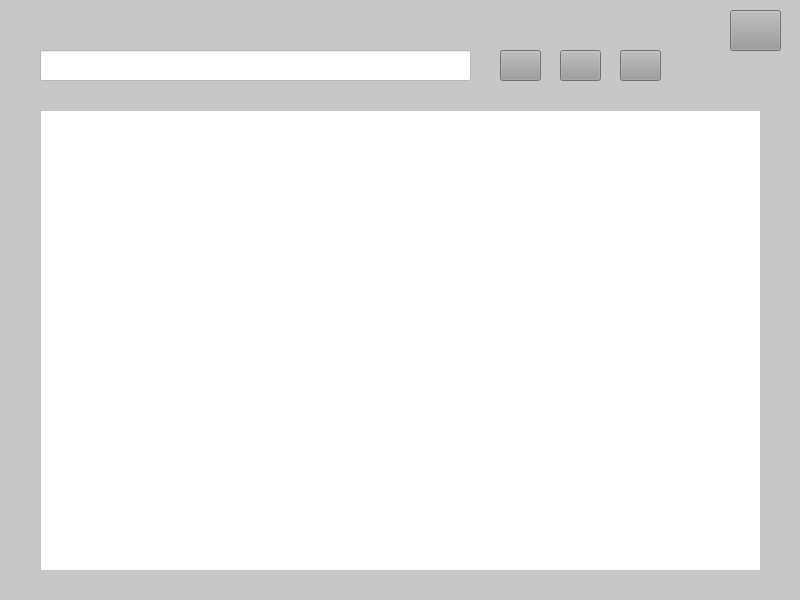
VictorHCH/Taller-Mecanico, file TallerMecanico/ventanas/Inventario.ui: the form before one commit.
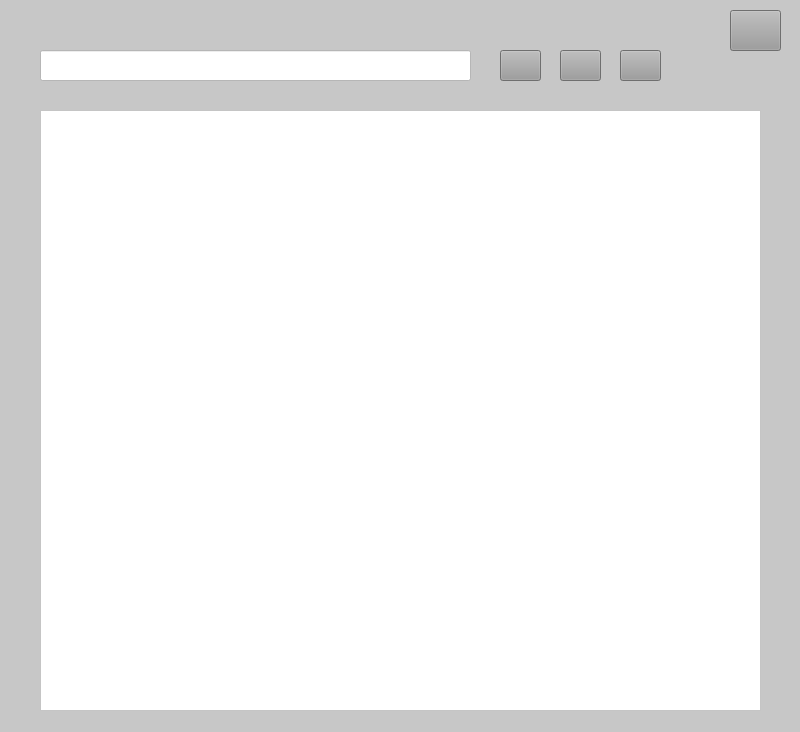
The form after the commit. Icons and pictures are not drawn.

The edit to the form file:
```diff
--- a/TallerMecanico/ventanas/Inventario.ui
+++ b/TallerMecanico/ventanas/Inventario.ui
@@ -7,7 +7,7 @@
     <x>0</x>
     <y>0</y>
     <width>800</width>
-    <height>600</height>
+    <height>732</height>
    </rect>
   </property>
   <property name="windowTitle">
@@ -71,7 +71,7 @@
       <x>40</x>
       <y>110</y>
       <width>721</width>
-      <height>461</height>
+      <height>601</height>
      </rect>
     </property>
     <property name="font">
```
